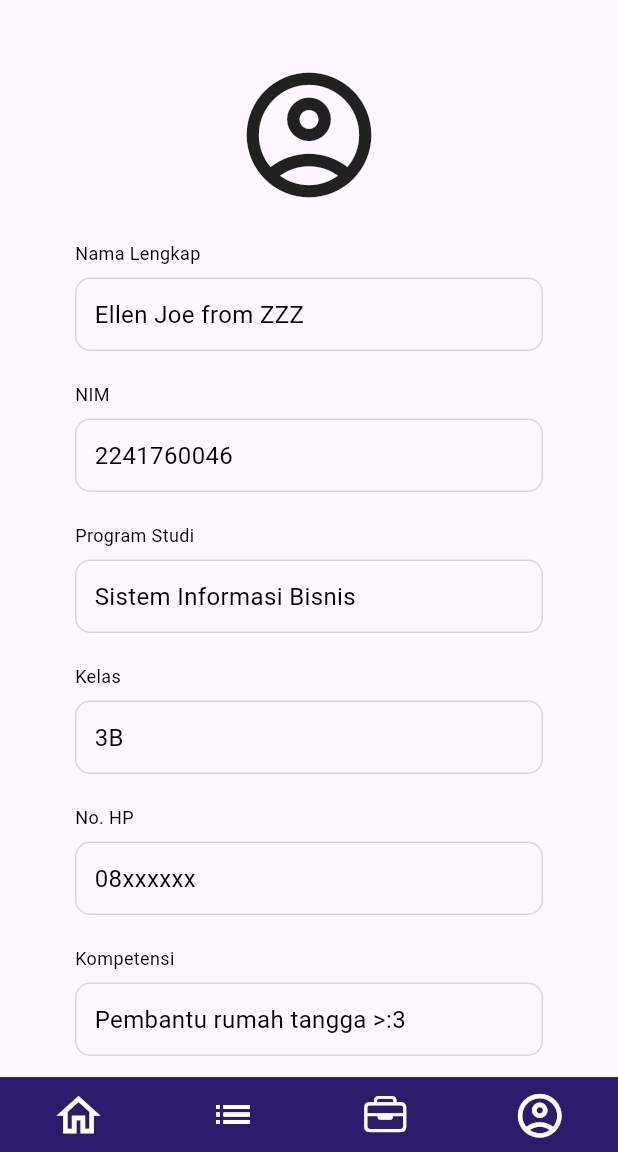
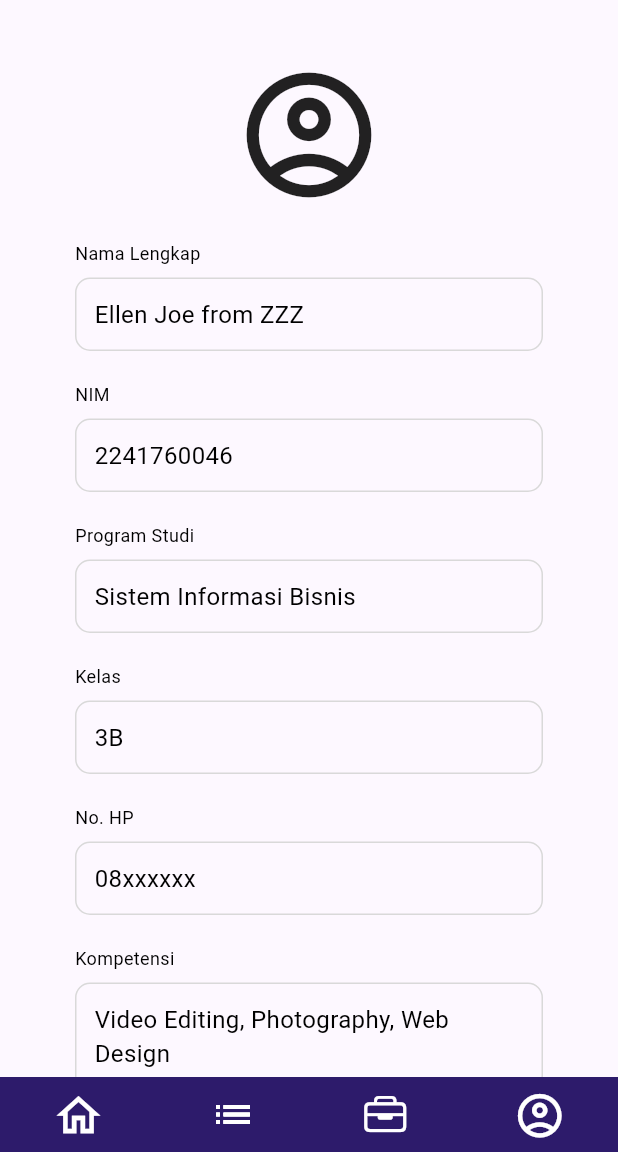
Before and after one commit to nauqi-1/Mobile_PBL, a Flutter app: the ProfilePage screen opened directly, on a phone screen of 412 x 824 dp, the part 84-1236 px from its top. Run offline on Flutter 3.47's test engine with Material 3 defaults, Android fonts, the phone set to English and light mode, and no system bars.

Commit message:
Edit Profile, Profile

```diff
--- a/lib/user/edit_profile.dart
+++ b/lib/user/edit_profile.dart
@@ -356,7 +356,7 @@ class _EditProfilePageState extends State<EditProfilePage> {
                         onPressed: _confirmEdit,
                         style: ElevatedButton.styleFrom(
                           padding: const EdgeInsets.symmetric(horizontal: 5),
-                          backgroundColor: Color(0xFF2c2c2c),
+                          backgroundColor: const Color(0xFF2c2c2c),
                           shape: RoundedRectangleBorder(
                             borderRadius: BorderRadius.circular(10),
                           ),
--- a/lib/user/profile.dart
+++ b/lib/user/profile.dart
@@ -18,7 +18,7 @@ class _ProfilePageState extends State<ProfilePage> {
   String prodi = "Sistem Informasi Bisnis";
   String kelas = "3B";
   String noHp = "08xxxxxx";
-  String kompetensi = "Pembantu rumah tangga >:3";
+  String kompetensi = "Video Editing, Photography, Web Design";
 
   void _editProfile() {
     print('Edit Profile');
@@ -279,7 +279,7 @@ class _ProfilePageState extends State<ProfilePage> {
                       onPressed: _editProfile,
                       style: ElevatedButton.styleFrom(
                         padding: const EdgeInsets.symmetric(horizontal: 5),
-                        backgroundColor: Color(0xFF2c2c2c),
+                        backgroundColor: const Color(0xFF2c2c2c),
                         shape: RoundedRectangleBorder(
                           borderRadius: BorderRadius.circular(10),
                         ),
@@ -301,7 +301,7 @@ class _ProfilePageState extends State<ProfilePage> {
                       onPressed: _logOut,
                       style: ElevatedButton.styleFrom(
                         padding: const EdgeInsets.symmetric(horizontal: 5),
-                        backgroundColor: Color(0xFF2c2c2c),
+                        backgroundColor: const Color(0xFF2c2c2c),
                         shape: RoundedRectangleBorder(
                           borderRadius: BorderRadius.circular(10),
                         ),
```
